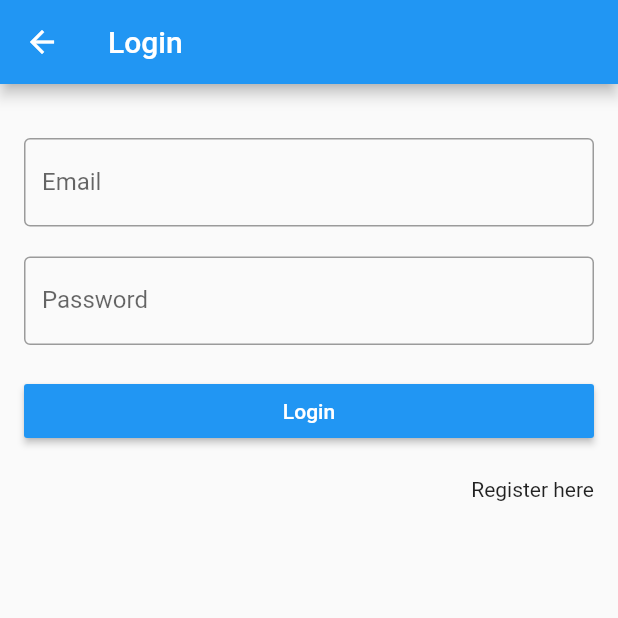
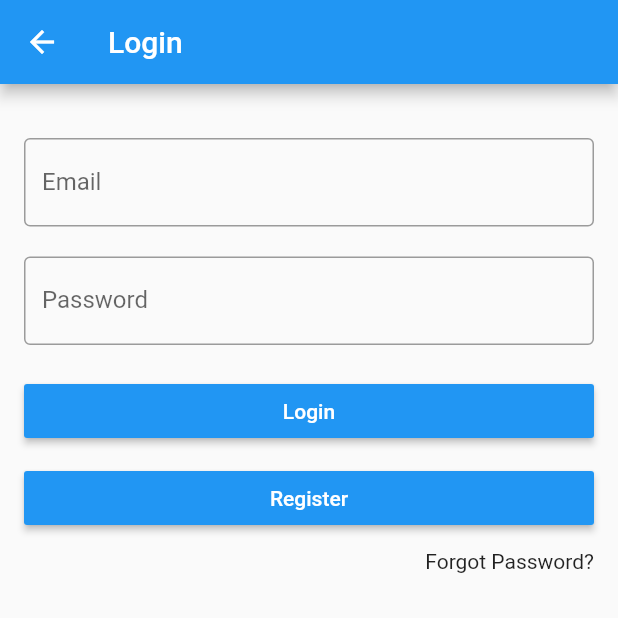
Before and after one commit to narimetisaigopi/my_statuses, a Flutter app: the RegistrationScreen screen opened directly, after a tap on "Register", after a tap on "Login here", on a phone screen of 412 x 824 dp, the top half of it. Run offline on Flutter 3.47's test engine with Material 2 defaults, Android fonts, the phone set to English and light mode, and no system bars; our stand-ins replace firebase_auth, fluttertoast, google_sign_in; accounts and stored records are empty.

Commit message:
package name changed added forgot password option

```diff
--- a/lib/screens/login_screen.dart
+++ b/lib/screens/login_screen.dart
@@ -1,6 +1,8 @@
 import 'package:firebase_auth/firebase_auth.dart';
 import 'package:flutter/material.dart';
 import 'package:fluttertoast/fluttertoast.dart';
+import 'package:google_sign_in/google_sign_in.dart';
+import 'package:my_statuses/screens/forgot_pasword.dart';
 import 'package:my_statuses/screens/home_screen.dart';
 import 'package:my_statuses/screens/registration_screen.dart';
 
@@ -88,13 +90,38 @@ class _LoginScreenState extends State<LoginScreen> {
                         ),
                       ),
                       SizedBox(
-                        height: 20,
+                        height: 10,
                       ),
-                      Container(child: GestureDetector(
-                        onTap: (){
-                          Navigator.push(context, MaterialPageRoute(builder: (_) =>  RegistrationScreen()));
+                      Container(
+                        width: double.infinity,
+                        child: RaisedButton(
+                          color: Colors.blue,
+                          onPressed: () {
+                            Navigator.push(
+                                context,
+                                MaterialPageRoute(
+                                    builder: (_) => RegistrationScreen()));
+                          },
+                          child: Text(
+                            "Register",
+                          ),
+                          textColor: Colors.white,
+                        ),
+                      ),
+                      SizedBox(
+                        height: 10,
+                      ),
+                      GestureDetector(
+                        child: Container(
+                            alignment: Alignment.centerRight,
+                            child: Text("Forgot Password?")),
+                        onTap: () {
+                          Navigator.push(
+                              context,
+                              MaterialPageRoute(
+                                  builder: (_) => ForgotPasswordScreen()));
                         },
-                        child: Text("Register here")),alignment: Alignment.centerRight,)
+                      )
                     ],
                   )),
             ),
--- a/pubspec.yaml
+++ b/pubspec.yaml
@@ -27,6 +27,8 @@ dependencies:
   # The following adds the Cupertino Icons font to your application.
   # Use with the CupertinoIcons class for iOS style icons.
   cupertino_icons: ^0.1.2
+  google_sign_in: 4.5.1
+
 
 dev_dependencies:
   flutter_test:
```
Also changed, not shown: lib/date_pick.dart (added, +43 -0 lines), lib/main.dart (+5 -2 lines), lib/screens/forgot_pasword.dart (added, +60 -0 lines), pubspec.lock, 6 other files.
